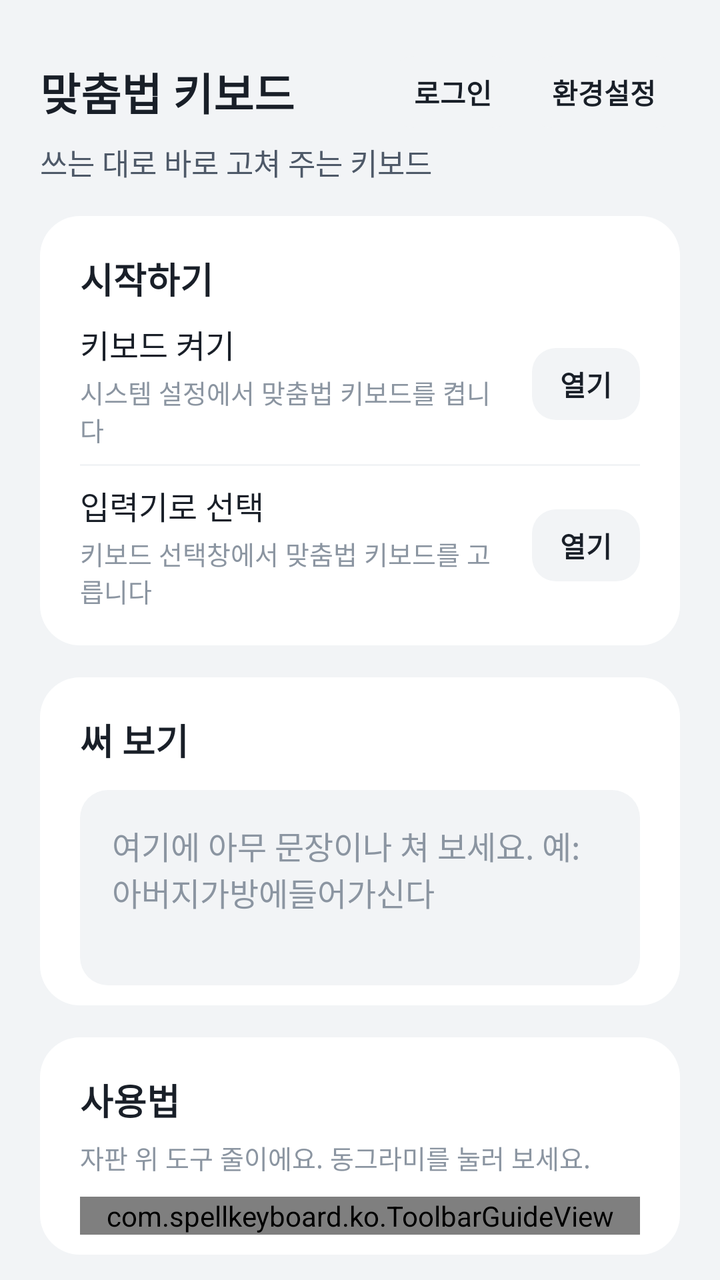
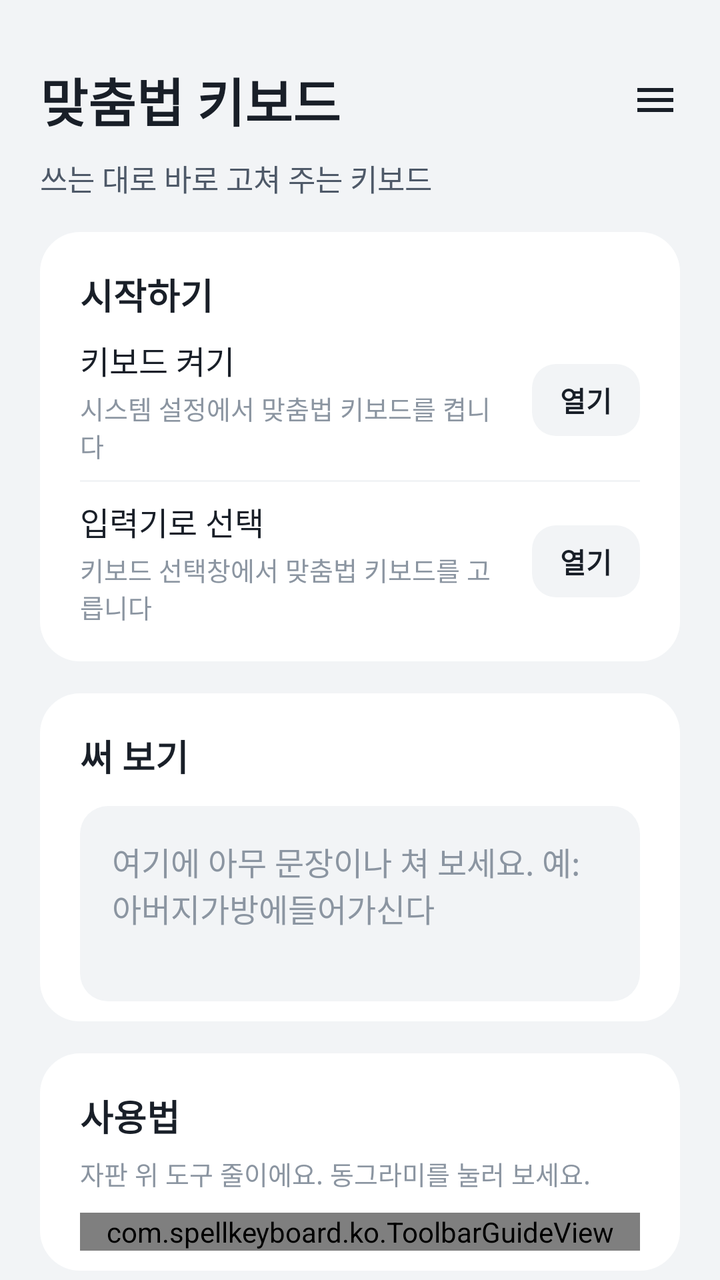

Screens rendered from an Android XML layout before and after an edit, with the pre-edit source and the edit as a unified diff.
<!-- AndroidManifest.xml: application theme Theme.SpellKeyboard -->
<!-- res/layout/activity_setup.xml -->
<?xml version="1.0" encoding="utf-8"?>
<ScrollView xmlns:android="http://schemas.android.com/apk/res/android"
    xmlns:app="http://schemas.android.com/apk/res-auto"
    android:id="@+id/setup_scroll"
    android:layout_width="match_parent"
    android:layout_height="match_parent"
    android:background="@color/toss_bg"
    android:fillViewport="true"
    android:importantForAutofill="noExcludeDescendants"
    android:scrollbars="none">

    <LinearLayout
        android:layout_width="match_parent"
        android:layout_height="wrap_content"
        android:orientation="vertical"
        android:paddingHorizontal="20dp"
        android:paddingTop="28dp"
        android:paddingBottom="40dp">

        
        <LinearLayout
            android:layout_width="match_parent"
            android:layout_height="wrap_content"
            android:gravity="center_vertical"
            android:orientation="horizontal">

            <TextView
                android:layout_width="0dp"
                android:layout_height="wrap_content"
                android:layout_weight="1"
                android:ellipsize="end"
                android:maxLines="1"
                android:text="@string/app_name"
                android:textColor="@color/toss_text"
                android:textSize="22sp"
                android:textStyle="bold" />

            
            <TextView
                android:id="@+id/account_button"
                style="@style/Pill"
                android:paddingHorizontal="12dp"
                android:text="@string/top_login" />

            <TextView
                android:id="@+id/settings_button"
                style="@style/Pill"
                android:paddingHorizontal="12dp"
                android:layout_marginStart="6dp"
                android:text="@string/top_settings" />
        </LinearLayout>

        <TextView
            android:layout_width="wrap_content"
            android:layout_height="wrap_content"
            android:layout_marginTop="6dp"
            android:text="@string/home_subtitle"
            android:textColor="@color/toss_text2"
            android:textSize="15sp" />

        
        <LinearLayout
            android:id="@+id/setup_card"
            style="@style/Card">

            <TextView style="@style/CardTitle" android:text="@string/section_setup" />

            <TextView
                android:id="@+id/setup_all_done"
                android:layout_width="match_parent"
                android:layout_height="wrap_content"
                android:layout_marginTop="10dp"
                android:text="@string/setup_all_done"
                android:textColor="@color/toss_green"
                android:textSize="15sp"
                android:textStyle="bold"
                android:visibility="gone" />

            <LinearLayout style="@style/Row">
                <LinearLayout style="@style/RowText">
                    <TextView style="@style/RowTitle" android:text="@string/setup_enable_title" />
                    <TextView style="@style/RowSub" android:text="@string/setup_enable_sub" />
                </LinearLayout>
                <TextView android:id="@+id/enable_button" style="@style/Pill" android:text="@string/setup_open" />
            </LinearLayout>

            <View style="@style/Divider" />

            <LinearLayout style="@style/Row">
                <LinearLayout style="@style/RowText">
                    <TextView style="@style/RowTitle" android:text="@string/setup_pick_title" />
                    <TextView style="@style/RowSub" android:text="@string/setup_pick_sub" />
                </LinearLayout>
                <TextView android:id="@+id/pick_button" style="@style/Pill" android:text="@string/setup_open" />
            </LinearLayout>
        </LinearLayout>

        
        <LinearLayout style="@style/Card">
            <TextView style="@style/CardTitle" android:text="@string/section_try" />
            <EditText
                android:id="@+id/test_field"
                android:layout_width="match_parent"
                android:layout_height="wrap_content"
                android:layout_marginTop="12dp"
                android:background="@drawable/bg_input"
                android:gravity="top"
                android:hint="@string/setup_test_hint"
                android:importantForAutofill="no"
                android:inputType="textMultiLine"
                android:minLines="3"
                android:padding="16dp"
                android:textColor="@color/toss_text"
                android:textColorHint="@color/toss_text3"
                android:textSize="16sp" />
        </LinearLayout>

        
        <LinearLayout style="@style/Card">
            <TextView style="@style/CardTitle" android:text="@string/section_guide" />
            <TextView
                style="@style/RowSub"
                android:layout_marginTop="6dp"
                android:text="@string/guide_intro" />

            <com.spellkeyboard.ko.ToolbarGuideView
                android:id="@+id/toolbar_guide"
                android:layout_width="match_parent"
                android:layout_height="wrap_content"
                android:layout_marginTop="10dp" />

        </LinearLayout>

        
        <LinearLayout style="@style/Card">
            <TextView style="@style/CardTitle" android:text="@string/paywall_title_plan" />

            <LinearLayout style="@style/Row">
                <LinearLayout style="@style/RowText">
                    <TextView style="@style/RowTitle" android:text="@string/setting_ai_title" />
                    <TextView style="@style/RowSub" android:text="@string/setting_ai_sub" />
                    <TextView
                        android:id="@+id/quota_output"
                        style="@style/RowSub"
                        android:textColor="@color/toss_blue"
                        android:textStyle="bold" />
                </LinearLayout>
            </LinearLayout>

            <TextView
                android:id="@+id/subscribe_button"
                style="@style/PrimaryButton"
                android:layout_marginTop="8dp"
                android:text="@string/setting_plan_subscribe" />

            <TextView
                android:id="@+id/billing_status"
                style="@style/Caption"
                android:layout_marginTop="10dp" />

            <TextView
                style="@style/Caption"
                android:layout_marginTop="6dp"
                android:layout_marginBottom="8dp"
                android:text="@string/setting_plan_note" />
        </LinearLayout>
    </LinearLayout>
</ScrollView>
<!-- resources referenced by this layout -->
<resources>
  <color name="toss_bg">#F2F4F6</color>
  <color name="toss_blue">#3182F6</color>
  <color name="toss_green">#00B26B</color>
  <color name="toss_text">#191F28</color>
  <color name="toss_text2">#4E5968</color>
  <color name="toss_text3">#8B95A1</color>
  <!-- drawable bg_input (drawable) -->
  <?xml version="1.0" encoding="utf-8"?>
  <shape xmlns:android="http://schemas.android.com/apk/res/android" android:shape="rectangle">
      <solid android:color="@color/toss_fill" />
      <corners android:radius="14dp" />
  </shape>
  <string name="app_name">맞춤법 키보드</string>
  <string name="guide_intro">자판 위 도구 줄이에요. 동그라미를 눌러 보세요.</string>
  <string name="home_subtitle">쓰는 대로 바로 고쳐 주는 키보드</string>
  <string name="paywall_title_plan">프리미엄</string>
  <string name="section_guide">사용법</string>
  <string name="section_setup">시작하기</string>
  <string name="section_try">써 보기</string>
  <string name="setting_ai_sub">자판 위 ALL 버튼을 꾹 누르면 문장 전체를 AI 가 다듬어요. 프리미엄 기능이에요.</string>
  <string name="setting_ai_title">AI 전체 교정 · 정확도 100%</string>
  <string name="setting_plan_note">자동 교정은 요금제와 상관없이 언제나 무제한이에요. 결제는 Google Play 가 처리하고, Play 스토어에서 설치한 앱에서만 결제창이 떠요.</string>
  <string name="setting_plan_subscribe">프리미엄 알아보기 · 월 2,990원</string>
  <string name="setup_all_done">키보드를 쓰고 있어요</string>
  <string name="setup_enable_sub">시스템 설정에서 맞춤법 키보드를 켭니다</string>
  <string name="setup_enable_title">키보드 켜기</string>
  <string name="setup_open">열기</string>
  <string name="setup_pick_sub">키보드 선택창에서 맞춤법 키보드를 고릅니다</string>
  <string name="setup_pick_title">입력기로 선택</string>
  <string name="setup_test_hint">여기에 아무 문장이나 쳐 보세요. 예: 아버지가방에들어가신다</string>
  <string name="top_login">로그인</string>
  <string name="top_settings">환경설정</string>
  <style name="CardTitle">
          <item name="android:layout_width">wrap_content</item>
          <item name="android:layout_height">wrap_content</item>
          <item name="android:textColor">@color/toss_text</item>
          <item name="android:textSize">18sp</item>
          <item name="android:textStyle">bold</item>
      </style>
  <style name="Divider">
          <item name="android:layout_width">match_parent</item>
          <item name="android:layout_height">1dp</item>
          <item name="android:background">@color/toss_divider</item>
      </style>
  <style name="RowText">
          <item name="android:layout_width">0dp</item>
          <item name="android:layout_height">wrap_content</item>
          <item name="android:layout_weight">1</item>
          <item name="android:layout_marginEnd">12dp</item>
          <item name="android:orientation">vertical</item>
      </style>
  <style name="RowTitle">
          <item name="android:layout_width">wrap_content</item>
          <item name="android:layout_height">wrap_content</item>
          <item name="android:textColor">@color/toss_text</item>
          <item name="android:textSize">16sp</item>
      </style>
  <color name="toss_fill">#F2F4F6</color>
  <!-- drawable bg_card (drawable) -->
  <?xml version="1.0" encoding="utf-8"?>
  <shape xmlns:android="http://schemas.android.com/apk/res/android" android:shape="rectangle">
      <solid android:color="@color/toss_card" />
      <corners android:radius="20dp" />
  </shape>
  <color name="toss_divider">#F2F4F6</color>
  <color name="toss_card">#FFFFFF</color>
  <color name="toss_fill_pressed">#E5E8EB</color>
  <color name="toss_blue_pressed">#1B64DA</color>
  <!-- unchanged entries left out for length: 9 -->
</resources>

<!-- the commit's change to res/layout/activity_setup.xml (unified diff, before → after) -->
@@ -28,26 +28,22 @@
                 android:layout_width="0dp"
                 android:layout_height="wrap_content"
                 android:layout_weight="1"
-                android:ellipsize="end"
-                android:maxLines="1"
                 android:text="@string/app_name"
                 android:textColor="@color/toss_text"
-                android:textSize="22sp"
+                android:textSize="26sp"
                 android:textStyle="bold" />
 
-            
-            <TextView
-                android:id="@+id/account_button"
-                style="@style/Pill"
-                android:paddingHorizontal="12dp"
-                android:text="@string/top_login" />
-
-            <TextView
-                android:id="@+id/settings_button"
-                style="@style/Pill"
-                android:paddingHorizontal="12dp"
-                android:layout_marginStart="6dp"
-                android:text="@string/top_settings" />
+            <ImageView
+                android:id="@+id/menu_button"
+                android:layout_width="44dp"
+                android:layout_height="44dp"
+                android:layout_marginEnd="-10dp"
+                android:background="?attr/selectableItemBackgroundBorderless"
+                android:clickable="true"
+                android:contentDescription="@string/more_title"
+                android:focusable="true"
+                android:padding="10dp"
+                android:src="@drawable/ic_menu" />
         </LinearLayout>
 
         <TextView
@@ -161,8 +157,14 @@
             <TextView
                 style="@style/Caption"
                 android:layout_marginTop="6dp"
+                android:text="@string/setting_plan_note" />
+
+            
+            <TextView
+                style="@style/Caption"
+                android:layout_marginTop="6dp"
                 android:layout_marginBottom="8dp"
-                android:text="@string/setting_plan_note" />
+                android:text="@string/ai_notice" />
         </LinearLayout>
     </LinearLayout>
 </ScrollView>
<!-- resource entries referenced after the edit -->
@@ -12,9 +12,22 @@
       <solid android:color="@color/toss_fill" />
       <corners android:radius="14dp" />
   </shape>
+  <!-- drawable ic_menu (drawable) -->
+  <?xml version="1.0" encoding="utf-8"?>
+  <vector xmlns:android="http://schemas.android.com/apk/res/android"
+      android:width="24dp"
+      android:height="24dp"
+      android:viewportWidth="24"
+      android:viewportHeight="24">
+      <path
+          android:fillColor="@color/toss_text"
+          android:pathData="M3,6h18v2H3V6zM3,11h18v2H3v-2zM3,16h18v2H3v-2z" />
+  </vector>
+  <string name="ai_notice">AI 전체 교정을 누를 때만 그 입력란의 글이 서버를 거쳐 AI 로 가요(지금은 구글 제미나이). 타이핑 중 실시간 교정은 기기 안에서만 처리돼요.</string>
   <string name="app_name">맞춤법 키보드</string>
   <string name="guide_intro">자판 위 도구 줄이에요. 동그라미를 눌러 보세요.</string>
   <string name="home_subtitle">쓰는 대로 바로 고쳐 주는 키보드</string>
+  <string name="more_title">더보기</string>
   <string name="paywall_title_plan">프리미엄</string>
   <string name="section_guide">사용법</string>
   <string name="section_setup">시작하기</string>
@@ -30,8 +43,6 @@
   <string name="setup_pick_sub">키보드 선택창에서 맞춤법 키보드를 고릅니다</string>
   <string name="setup_pick_title">입력기로 선택</string>
   <string name="setup_test_hint">여기에 아무 문장이나 쳐 보세요. 예: 아버지가방에들어가신다</string>
-  <string name="top_login">로그인</string>
-  <string name="top_settings">환경설정</string>
   <style name="CardTitle">
           <item name="android:layout_width">wrap_content</item>
           <item name="android:layout_height">wrap_content</item>
